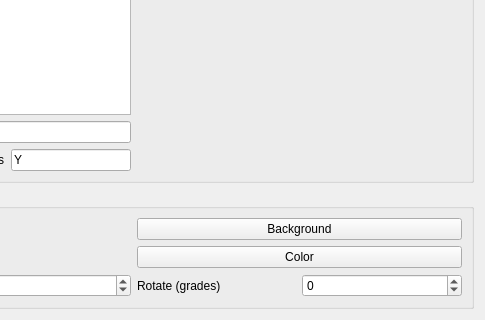
Qt form sources/Forms/formcharts.ui (jose94752/ClipEdit) before a commit; both pictures show x 218 to 703 and y 379 to 699 of the 703 by 699 pixel window.
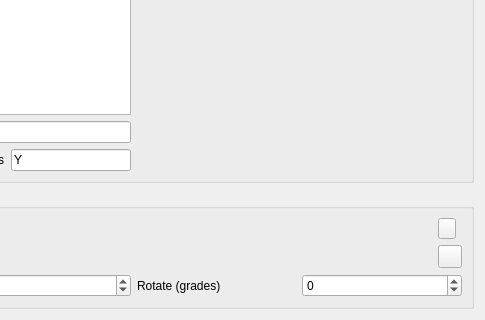
The same form after that commit. Custom widgets are drawn as their Qt base class.

Commit message: color button

The edit to the form file:
```diff
--- a/sources/Forms/formcharts.ui
+++ b/sources/Forms/formcharts.ui
@@ -234,16 +234,16 @@
             <item>
              <layout class="QVBoxLayout" name="verticalLayout_2">
               <item>
-               <widget class="QPushButton" name="qBackColor">
+               <widget class="ColorButton" name="qBackColor">
                 <property name="text">
-                 <string>Background</string>
+                 <string> </string>
                 </property>
                </widget>
               </item>
               <item>
-               <widget class="QPushButton" name="qColor">
+               <widget class="ColorButton" name="qColor">
                 <property name="text">
-                 <string>Color</string>
+                 <string/>
                 </property>
                </widget>
               </item>
@@ -310,6 +310,13 @@
    </item>
   </layout>
  </widget>
+ <customwidgets>
+  <customwidget>
+   <class>ColorButton</class>
+   <extends>QToolButton</extends>
+   <header location="global">Classes/colorbutton.h</header>
+  </customwidget>
+ </customwidgets>
  <tabstops>
   <tabstop>qChartType</tabstop>
   <tabstop>qData</tabstop>
```
